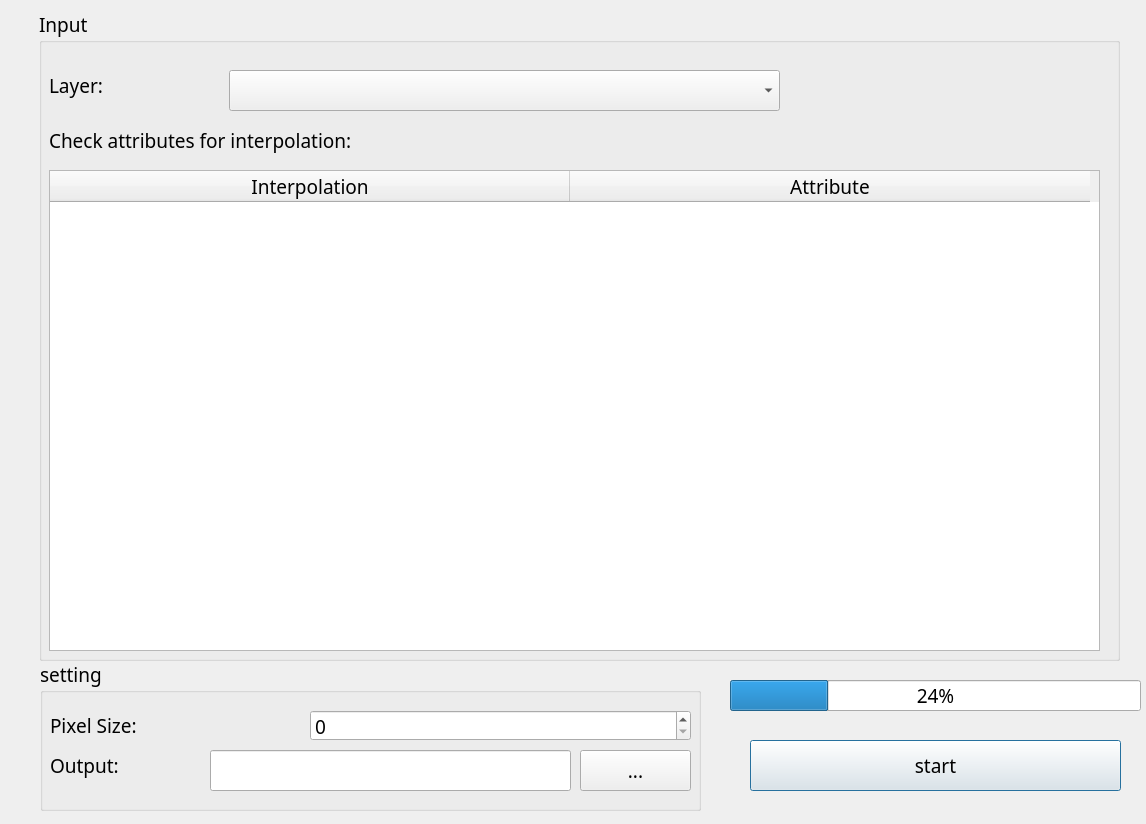
Above: IDW_Interpolation_dialog_base.ui from HanwGeek/geoRec before the change. Below: the same form after it.
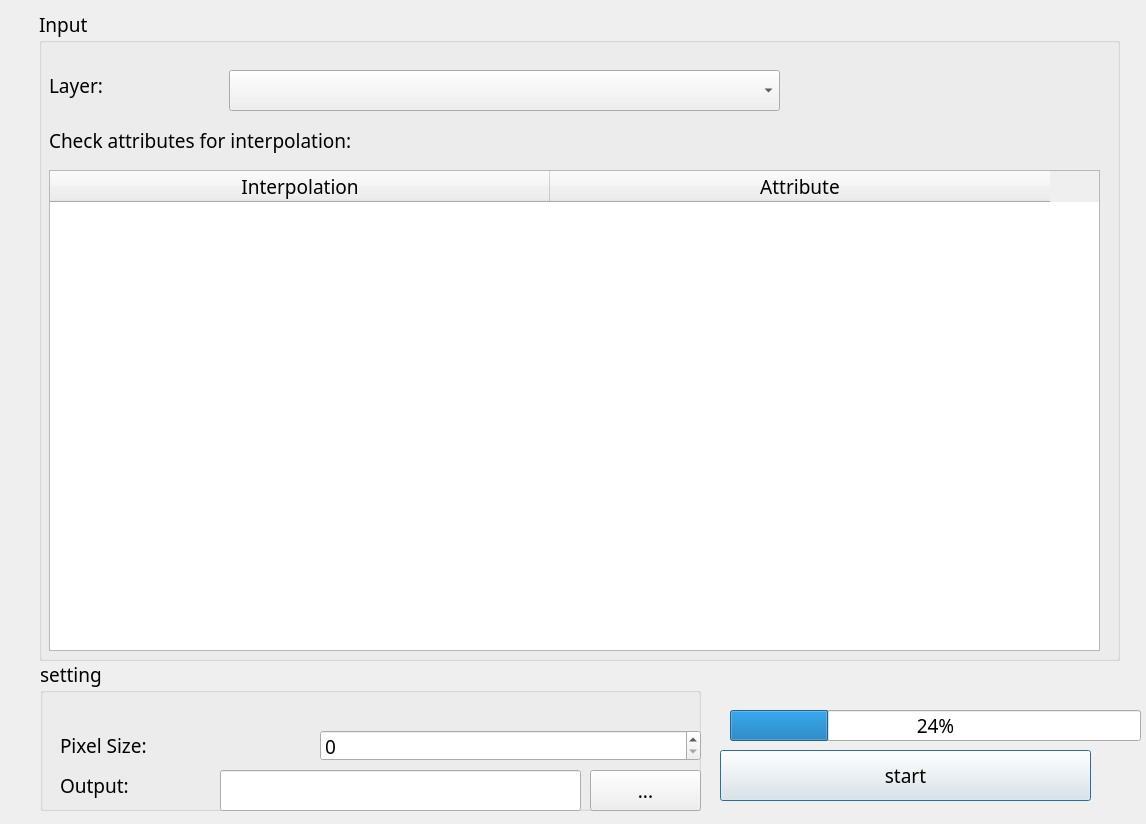
That is the form after the change.

Patch:
```diff
--- a/IDW_Interpolation_dialog_base.ui
+++ b/IDW_Interpolation_dialog_base.ui
@@ -86,7 +86,7 @@
      <number>2</number>
     </property>
     <attribute name="horizontalHeaderDefaultSectionSize">
-     <number>520</number>
+     <number>500</number>
     </attribute>
     <column>
      <property name="text">
@@ -119,7 +119,7 @@
    <property name="geometry">
     <rect>
      <x>730</x>
-     <y>680</y>
+     <y>710</y>
      <width>411</width>
      <height>31</height>
     </rect>
@@ -137,8 +137,8 @@
   <widget class="QPushButton" name="pushButton_start">
    <property name="geometry">
     <rect>
-     <x>750</x>
-     <y>740</y>
+     <x>720</x>
+     <y>750</y>
      <width>371</width>
      <height>51</height>
     </rect>
@@ -174,8 +174,8 @@
    <widget class="QSpinBox" name="spinBox_pixelSize">
     <property name="geometry">
      <rect>
-      <x>270</x>
-      <y>50</y>
+      <x>280</x>
+      <y>70</y>
       <width>381</width>
       <height>31</height>
      </rect>
@@ -199,8 +199,8 @@
    <widget class="QLabel" name="label">
     <property name="geometry">
      <rect>
-      <x>10</x>
-      <y>90</y>
+      <x>20</x>
+      <y>110</y>
       <width>151</width>
       <height>31</height>
      </rect>
@@ -218,8 +218,8 @@
    <widget class="QLineEdit" name="lineEdit_output">
     <property name="geometry">
      <rect>
-      <x>170</x>
-      <y>90</y>
+      <x>180</x>
+      <y>110</y>
       <width>361</width>
       <height>41</height>
      </rect>
@@ -234,8 +234,8 @@
    <widget class="QPushButton" name="pushButton_output">
     <property name="geometry">
      <rect>
-      <x>540</x>
-      <y>90</y>
+      <x>550</x>
+      <y>110</y>
       <width>111</width>
       <height>41</height>
      </rect>
@@ -253,8 +253,8 @@
    <widget class="QLabel" name="label_pixelSize">
     <property name="geometry">
      <rect>
-      <x>10</x>
-      <y>40</y>
+      <x>20</x>
+      <y>60</y>
       <width>251</width>
       <height>51</height>
      </rect>
```
